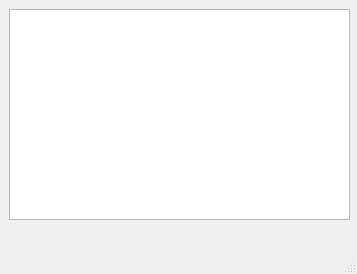
Above: mainwindow.ui from dietcokechan/Qt-Notepad before the change. Below: the same form after it.
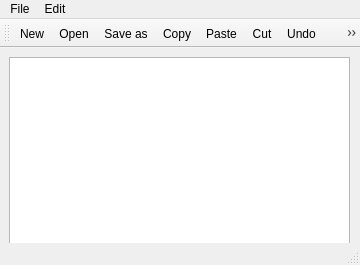
That is the form after the change. Icons and pictures are not drawn.

What changed in the file:
```diff
--- a/mainwindow.ui
+++ b/mainwindow.ui
@@ -6,8 +6,8 @@
    <rect>
     <x>0</x>
     <y>0</y>
-    <width>357</width>
-    <height>274</height>
+    <width>360</width>
+    <height>265</height>
    </rect>
   </property>
   <property name="windowTitle">
@@ -35,12 +35,133 @@
     <rect>
      <x>0</x>
      <y>0</y>
-     <width>357</width>
+     <width>360</width>
      <height>21</height>
     </rect>
    </property>
+   <widget class="QMenu" name="menuFile">
+    <property name="title">
+     <string>File</string>
+    </property>
+    <addaction name="actionNew"/>
+    <addaction name="actionOpen"/>
+    <addaction name="actionSave_as"/>
+    <addaction name="actionExit"/>
+   </widget>
+   <widget class="QMenu" name="menuEdit">
+    <property name="title">
+     <string>Edit</string>
+    </property>
+    <addaction name="actionCopy"/>
+    <addaction name="actionPaste"/>
+    <addaction name="actionCut"/>
+    <addaction name="actionUndo"/>
+    <addaction name="actionRedo"/>
+   </widget>
+   <addaction name="menuFile"/>
+   <addaction name="menuEdit"/>
   </widget>
   <widget class="QStatusBar" name="statusbar"/>
+  <widget class="QToolBar" name="toolBar">
+   <property name="windowTitle">
+    <string>toolBar</string>
+   </property>
+   <attribute name="toolBarArea">
+    <enum>TopToolBarArea</enum>
+   </attribute>
+   <attribute name="toolBarBreak">
+    <bool>false</bool>
+   </attribute>
+   <addaction name="actionNew"/>
+   <addaction name="actionOpen"/>
+   <addaction name="actionSave_as"/>
+   <addaction name="actionCopy"/>
+   <addaction name="actionPaste"/>
+   <addaction name="actionCut"/>
+   <addaction name="actionUndo"/>
+   <addaction name="actionRedo"/>
+  </widget>
+  <action name="actionNew">
+   <property name="icon">
+    <iconset resource="resources.qrc">
+     <normaloff>:/icons/resources/add-folder.png</normaloff>:/icons/resources/add-folder.png</iconset>
+   </property>
+   <property name="text">
+    <string>New</string>
+   </property>
+  </action>
+  <action name="actionOpen">
+   <property name="icon">
+    <iconset resource="resources.qrc">
+     <normaloff>:/icons/resources/folder.png</normaloff>:/icons/resources/folder.png</iconset>
+   </property>
+   <property name="text">
+    <string>Open</string>
+   </property>
+  </action>
+  <action name="actionSave_as">
+   <property name="icon">
+    <iconset resource="resources.qrc">
+     <normaloff>:/icons/resources/floppy-disk.png</normaloff>:/icons/resources/floppy-disk.png</iconset>
+   </property>
+   <property name="text">
+    <string>Save as</string>
+   </property>
+  </action>
+  <action name="actionExit">
+   <property name="icon">
+    <iconset resource="resources.qrc">
+     <normaloff>:/icons/resources/log-out.png</normaloff>:/icons/resources/log-out.png</iconset>
+   </property>
+   <property name="text">
+    <string>Exit</string>
+   </property>
+  </action>
+  <action name="actionCopy">
+   <property name="icon">
+    <iconset resource="resources.qrc">
+     <normaloff>:/icons/resources/copy.png</normaloff>:/icons/resources/copy.png</iconset>
+   </property>
+   <property name="text">
+    <string>Copy</string>
+   </property>
+  </action>
+  <action name="actionPaste">
+   <property name="icon">
+    <iconset resource="resources.qrc">
+     <normaloff>:/icons/resources/paste.png</normaloff>:/icons/resources/paste.png</iconset>
+   </property>
+   <property name="text">
+    <string>Paste</string>
+   </property>
+  </action>
+  <action name="actionCut">
+   <property name="icon">
+    <iconset resource="resources.qrc">
+     <normaloff>:/icons/resources/scissors.png</normaloff>:/icons/resources/scissors.png</iconset>
+   </property>
+   <property name="text">
+    <string>Cut</string>
+   </property>
+  </action>
+  <action name="actionUndo">
+   <property name="icon">
+    <iconset resource="resources.qrc">
+     <normaloff>:/icons/resources/undo.png</normaloff>:/icons/resources/undo.png</iconset>
+   </property>
+   <property name="text">
+    <string>Undo</string>
+   </property>
+  </action>
+  <action name="actionRedo">
+   <property name="icon">
+    <iconset resource="resources.qrc">
+     <normaloff>:/icons/resources/redo.png</normaloff>:/icons/resources/redo.png</iconset>
+   </property>
+   <property name="text">
+    <string>Redo</string>
+   </property>
+  </action>
  </widget>
  <resources/>
  <connections/>
```
Left out of the diff: 4 changed lines with no effect on the pictures.
